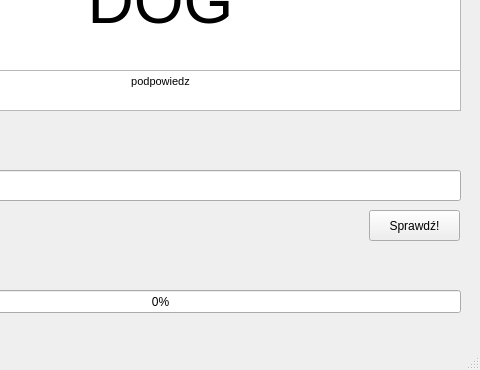
Qt form fiszkimainwindow.ui (DarkRaven255/Fiszki) before a commit; both pictures show x 160 to 640 and y 110 to 480 of the 640 by 480 pixel window.
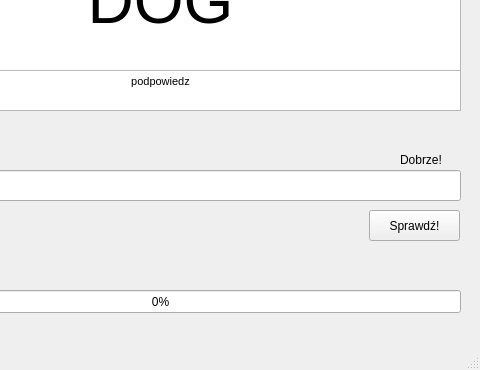
The same form after that commit. The open tabs and pages were chosen to show the change.

```diff
--- a/fiszkimainwindow.ui
+++ b/fiszkimainwindow.ui
@@ -515,6 +515,19 @@
        <string>Zakończ</string>
       </property>
      </widget>
+     <widget class="QLabel" name="labelIsGood">
+      <property name="geometry">
+       <rect>
+        <x>570</x>
+        <y>260</y>
+        <width>61</width>
+        <height>20</height>
+       </rect>
+      </property>
+      <property name="text">
+       <string>Dobrze!</string>
+      </property>
+     </widget>
     </widget>
    </widget>
   </widget>
```
Left out of the diff: 4 changed lines with no effect on the pictures.
